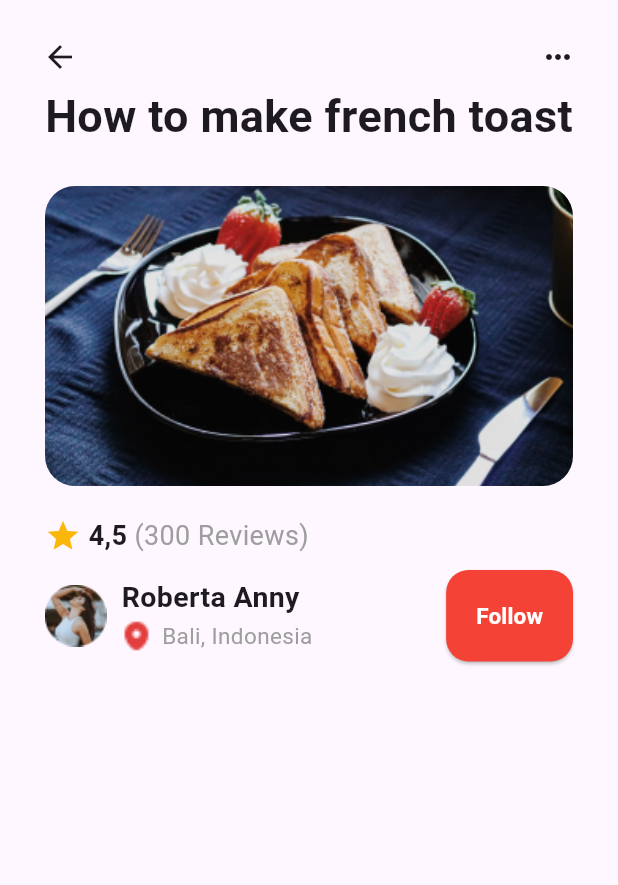
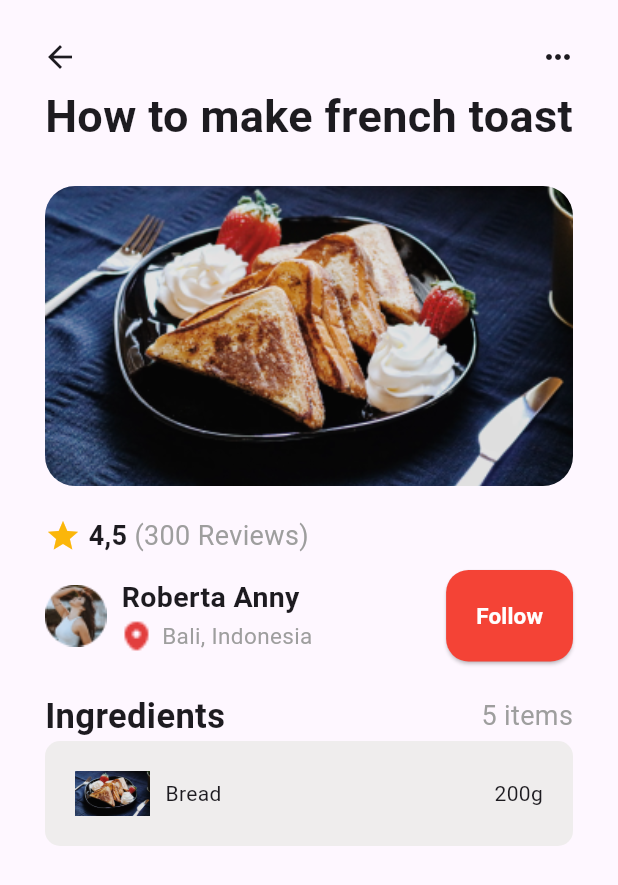
Before and after one commit to Lucheee/Flutter-Project---Food-Recipe, a Flutter app: the screen it shows after launch, on a phone screen of 412 x 824 dp. Shown: the top 885 px of the screen. Run offline on Flutter 3.47's test engine with Material 3 defaults, Android fonts, the phone set to English and light mode, and no system bars.

Commit message:
Added the Ingredient and IngredientListSection

```diff
--- a/foodrecipeapp/lib/main.dart
+++ b/foodrecipeapp/lib/main.dart
@@ -35,16 +35,11 @@ class RecipeApp extends StatelessWidget {
           children: [
             IconButton(onPressed: () {}, icon: const Icon(Icons.arrow_back)),
             IconButton(onPressed: () {}, icon: const Icon(Icons.more_horiz)),
-
           ],
         ),
-
-      )
-
-
-      ),
-
-      body: const SingleChildScrollView( child :Padding(
+      )),
+      body: const SingleChildScrollView(
+        child: Padding(
           padding: EdgeInsets.symmetric(horizontal: 30.0),
           child: Center(
             child:
@@ -64,7 +59,10 @@ class RecipeApp extends StatelessWidget {
                   address: "Bali, Indonesia",
                   name: "Roberta Anny",
                   image: 'assets/images/Location.png',
-                secondImage: 'assets/images/unsplash_Ij24Uq1sMwM.png')
+                  secondImage: 'assets/images/unsplash_Ij24Uq1sMwM.png'),
+              SizedBox(height: 20.0),
+              IngredientSection()
+
             ]),
           ),
         ),
@@ -138,19 +136,18 @@ class ProfileSection extends StatelessWidget {
                     ),
                     Text(
                       address,
-                        style: const TextStyle(fontSize: 15.0, color: Colors.grey),
+                      style:
+                          const TextStyle(fontSize: 15.0, color: Colors.grey),
                     )
                   ],
                 ),
               ],
             ),
-
             const SizedBox(
               width: 50.0,
             ),
           ],
         ),
-
         Row(
           children: [
             ElevatedButton(
@@ -172,11 +169,8 @@ class ProfileSection extends StatelessWidget {
                 )),
           ],
         ),
-
       ],
     );
-
-
   }
 }
 
@@ -195,3 +189,66 @@ class ImageSection extends StatelessWidget {
     );
   }
 }
+
+class IngredientSection extends StatelessWidget {
+  const IngredientSection({super.key});
+
+  @override
+  Widget build(BuildContext context) {
+    return const Column(
+      children: [
+        Row(
+          mainAxisAlignment: MainAxisAlignment.spaceBetween,
+          children: [
+            Text(
+              "Ingredients",
+              style: TextStyle(fontWeight: FontWeight.w600, fontSize: 23.0),
+            ),
+            Text(
+              "5 items",
+              style: TextStyle(color: Colors.grey, fontSize: 18.0),
+            )
+          ],
+        ),
+        Row(
+          children: [Expanded(child: IngredientListSection(foodName: "Bread", gramSize: "200g", image: "assets/images/image 13.png"))],
+        )
+      ],
+    );
+  }
+}
+
+class IngredientListSection extends StatelessWidget {
+  const IngredientListSection({super.key, required this.foodName, required this.gramSize, required this.image});
+
+  final String foodName;
+  final String image;
+  final String gramSize;
+
+  @override
+  Widget build(BuildContext context) {
+    return Container(
+      decoration:  BoxDecoration(
+        color: const Color.fromARGB(255, 239, 237, 237),
+        borderRadius: BorderRadius.circular(10.0)
+      ),
+      height: 70.0,
+      child:  Padding(
+        padding: const EdgeInsets.all(20.0),
+        child: Row(
+          mainAxisAlignment: MainAxisAlignment.spaceBetween,
+          children: [
+            Row(
+              children: [
+                Image.asset(image),
+                const SizedBox(width: 10.0),
+                 Text(foodName)
+              ],
+            ),
+           Text(gramSize)
+          ],
+        ),
+      ),
+    );
+  }
+}
```
Also changed, not shown: foodrecipeapp/assets/images/Play button.png (added), foodrecipeapp/assets/images/🍜.png (added), foodrecipeapp/assets/images/🍣.png (added). Lines whose indentation alone changed are shown as unchanged.
